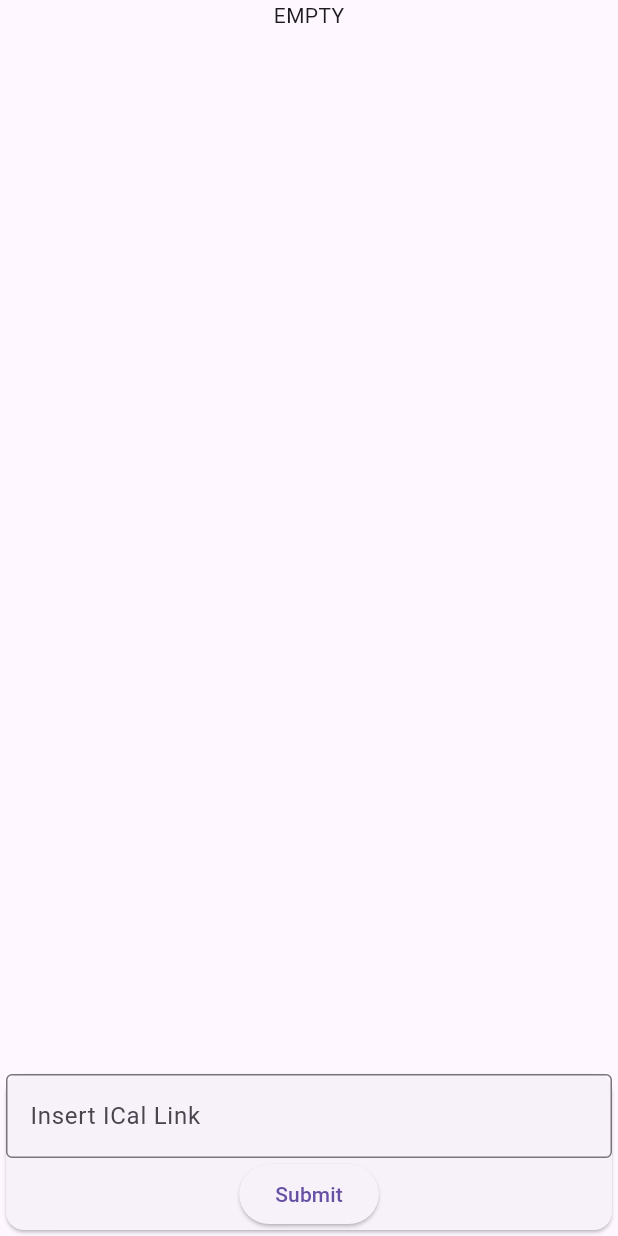
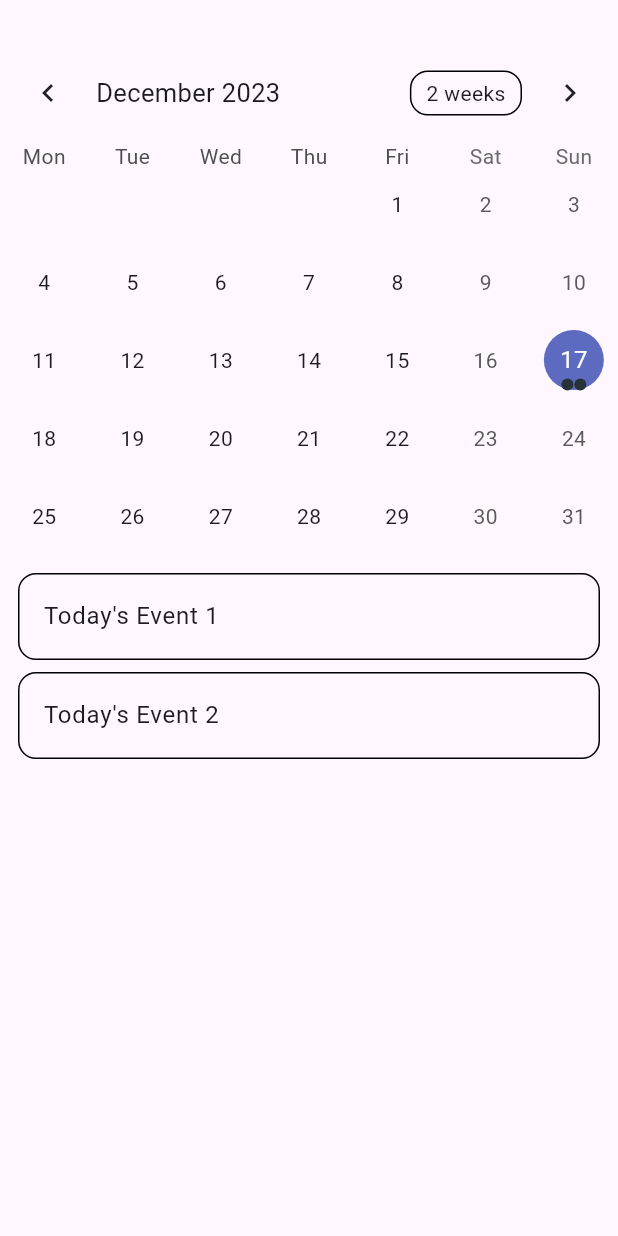
Before and after one commit to TheSciCoder3000/S-Hub, a Flutter app: the ICalViewer screen opened directly, on a phone screen of 412 x 824 dp. Run offline on Flutter 3.47's test engine with Material 3 defaults, Android fonts, the phone set to English and light mode, and no system bars; drawn by our look-alikes of table_calendar; our stand-ins replace cloud_firestore, firebase_auth, firebase_core; missing offline and left inert: icalendar_parser; accounts and stored records are empty.

Commit message:
Updated calendar

```diff
--- a/lib/ical_viewer.dart
+++ /dev/null
@@ -1,92 +0,0 @@
-import 'package:flutter/material.dart';
-import 'package:icalendar_parser/icalendar_parser.dart';
-import 'dart:io';
-import 'dart:convert';
-import 'package:http/http.dart';
-import 'package:http/http.dart' as http;
-
-class ICalViewer extends StatefulWidget {
-  const ICalViewer({super.key});
-
-  @override
-  State<ICalViewer> createState() => _ICalViewerState();
-}
-
-
-class _ICalViewerState extends State<ICalViewer> {
-  String ICAL = "EMPTY";
-  final myController = TextEditingController();
-  String iCalLink = "Insert ICal Link";
-
-
-  @override
-  void setCalendar() async {
-
-    try {
-      final response = await http.get(Uri.parse(myController.text));
-
-      if (response.statusCode == 200) {
-        final List<String> lines = LineSplitter.split(utf8.decode(response.bodyBytes)).toList();
-
-        // Now 'lines' contains a list of strings, where each string represents a line from the URL content
-        final icsObj = ICalendar.fromLines(lines);
-
-        ICAL = jsonEncode(icsObj.toJson());
-        for (var dat in icsObj.data) {
-          print(dat);
-        }
-
-      } else {
-        print('Failed to load data. Status code: ${response.statusCode}');
-      }
-    } catch (e) {
-      print('Error: $e');
-    }
-  }
-
-  @override
-  Widget build(BuildContext context) {
-
-
-
-    return Scaffold(
-
-      body: Center(
-        child: Column(
-          mainAxisAlignment: MainAxisAlignment.center,
-          children: <Widget>[
-            Expanded(
-              child: SingleChildScrollView(
-                scrollDirection: Axis.vertical,
-                child: Text(ICAL),
-              ),
-            ),
-            Card(
-              child: Column(
-                children: [
-
-                  TextField(
-                    decoration: InputDecoration(
-                      border: const OutlineInputBorder(),
-                      hintText: iCalLink,
-                    ),
-                    controller: myController
-                  ),
-                  ElevatedButton(
-                    onPressed: () {
-                      setState((){
-                        setCalendar();
-                      });
-                    },
-                    child: const Text('Submit'),
-                  ),
-                ],
-              ),
-            ),
-
-          ],
-        ),
-      ),
-    );
-  }
-}
--- a/lib/main.dart
+++ b/lib/main.dart
@@ -4,7 +4,7 @@ import 'package:firebase_core/firebase_core.dart';
 import 'package:flutter/material.dart';
 import 'package:provider/provider.dart';
 import 'package:s_hub/firebase_options.dart';
-import 'package:s_hub/ical_viewer.dart';
+import 'package:s_hub/screens/dashboard/ical_viewer.dart';
 import 'package:s_hub/screens/auth/signin.dart';
 import 'package:s_hub/screens/auth/register.dart';
 import 'package:s_hub/screens/dashboard/index.dart';
@@ -31,11 +31,11 @@ class MyApp extends StatelessWidget {
       initialData: null,
       child: MaterialApp(
         title: 'Flutter Demo',
-        initialRoute: '/auth',
+        initialRoute: '/dashboard',
         routes: {
           '/auth': (context) => const AuthPage(),    // edit this to point to a page
           '/register': (context) => const RegisterPage(),
-          '/dashboard': (context) => const Dashboard()
+          '/dashboard': (context) => const ICalViewer()
         },
       ),
     );
--- /dev/null
+++ b/lib/screens/dashboard/ical_viewer.dart
@@ -0,0 +1,415 @@
+import 'package:flutter/material.dart';
+import 'package:table_calendar/table_calendar.dart';
+import 'package:intl/intl.dart';
+import 'package:s_hub/utils/utils.dart';
+
+class ICalViewer extends StatefulWidget {
+  const ICalViewer({super.key});
+
+  @override
+  State<ICalViewer> createState() => _ICalViewerState();
+}
+
+
+class _ICalViewerState extends State<ICalViewer> {
+
+  final myController = TextEditingController();
+
+  late final ValueNotifier<List<Event>> _selectedEvents;
+  CalendarFormat _calendarFormat = CalendarFormat.month;
+  RangeSelectionMode _rangeSelectionMode = RangeSelectionMode
+      .toggledOff; // Can be toggled on/off by longpressing a date
+  DateTime _focusedDay = DateTime.now();
+  DateTime? _selectedDay;
+  DateTime? _rangeStart;
+  DateTime? _rangeEnd;
+
+  @override
+  void initState() {
+    super.initState();
+
+    _selectedDay = _focusedDay;
+    _selectedEvents = ValueNotifier(_getEventsForDay(_selectedDay!));
+  }
+
+  @override
+  void dispose() {
+    _selectedEvents.dispose();
+    super.dispose();
+  }
+
+  List<Event> _getEventsForDay(DateTime day) {
+    // Implementation example
+    return kEvents[day] ?? [];
+  }
+
+  List<Event> _getEventsForRange(DateTime start, DateTime end) {
+    // Implementation example
+    final days = daysInRange(start, end);
+
+    return [
+      for (final d in days) ..._getEventsForDay(d),
+    ];
+  }
+
+  void _onDaySelected(DateTime selectedDay, DateTime focusedDay) {
+    if (!isSameDay(_selectedDay, selectedDay)) {
+      setState(() {
+        _selectedDay = selectedDay;
+        _focusedDay = focusedDay;
+        _rangeStart = null; // Important to clean those
+        _rangeEnd = null;
+        _rangeSelectionMode = RangeSelectionMode.toggledOff;
+      });
+
+      _selectedEvents.value = _getEventsForDay(selectedDay);
+    }
+  }
+
+  void _onRangeSelected(DateTime? start, DateTime? end, DateTime focusedDay) {
+    setState(() {
+      _selectedDay = null;
+      _focusedDay = focusedDay;
+      _rangeStart = start;
+      _rangeEnd = end;
+      _rangeSelectionMode = RangeSelectionMode.toggledOn;
+    });
+
+    // `start` or `end` could be null
+    if (start != null && end != null) {
+      _selectedEvents.value = _getEventsForRange(start, end);
+    } else if (start != null) {
+      _selectedEvents.value = _getEventsForDay(start);
+    } else if (end != null) {
+      _selectedEvents.value = _getEventsForDay(end);
+    }
+  }
+
+  @override
+  Widget build(BuildContext context) {
+    return Scaffold(
+
+      body: Column(
+        children: [
+          const SizedBox(height: 30,width: 1,),
+          TableCalendar<Event>(
+            firstDay: kFirstDay,
+            lastDay: kLastDay,
+            focusedDay: _focusedDay,
+            selectedDayPredicate: (day) => isSameDay(_selectedDay, day),
+            rangeStartDay: _rangeStart,
+            rangeEndDay: _rangeEnd,
+            calendarFormat: _calendarFormat,
+            rangeSelectionMode: _rangeSelectionMode,
+            eventLoader: _getEventsForDay,
+            startingDayOfWeek: StartingDayOfWeek.monday,
+            calendarStyle: CalendarStyle(
+              // Use `CalendarStyle` to customize the UI
+              outsideDaysVisible: false,
+            ),
+            onDaySelected: _onDaySelected,
+            onRangeSelected: _onRangeSelected,
+            onFormatChanged: (format) {
+              if (_calendarFormat != format) {
+                setState(() {
+                  _calendarFormat = format;
+                });
+              }
+            },
+            onPageChanged: (focusedDay) {
+              _focusedDay = focusedDay;
+            },
+          ),
+          const SizedBox(height: 8.0),
+          Expanded(
+            child: ValueListenableBuilder<List<Event>>(
+              valueListenable: _selectedEvents,
+              builder: (context, value, _) {
+                return ListView.builder(
+                  itemCount: value.length,
+                  itemBuilder: (context, index) {
+                    return Container(
+                      margin: const EdgeInsets.symmetric(
+                        horizontal: 12.0,
+                        vertical: 4.0,
+                      ),
+                      decoration: BoxDecoration(
+                        border: Border.all(),
+                        borderRadius: BorderRadius.circular(12.0),
+                      ),
+                      child: ListTile(
+                        onTap: () => print('${value[index]}'),
+                        title: Text('${value[index]}'),
+                      ),
+                    );
+                  },
+                );
+              },
+            ),
+          ),
+        ],
+      ),
+    );
+  }
+}
+
+class _CalendarHeader extends StatelessWidget {
+  final DateTime focusedDay;
+  final VoidCallback onLeftArrowTap;
+  final VoidCallback onRightArrowTap;
+  final VoidCallback onTodayButtonTap;
+  final VoidCallback onClearButtonTap;
+  final bool clearButtonVisible;
+
+  const _CalendarHeader({
+    Key? key,
+    required this.focusedDay,
+    required this.onLeftArrowTap,
+    required this.onRightArrowTap,
+    required this.onTodayButtonTap,
+    required this.onClearButtonTap,
+    required this.clearButtonVisible,
+  }) : super(key: key);
+
+  @override
+  Widget build(BuildContext context) {
+    final headerText = DateFormat.yMMM().format(focusedDay);
+
+    return Padding(
+      padding: const EdgeInsets.symmetric(vertical: 8.0),
+      child: Row(
+        children: [
+          const SizedBox(width: 16.0),
+          SizedBox(
+            width: 120.0,
+            child: Text(
+              headerText,
+              style: TextStyle(fontSize: 26.0),
+            ),
+          ),
+          IconButton(
+            icon: Icon(Icons.calendar_today, size: 20.0),
+            visualDensity: VisualDensity.compact,
+            onPressed: onTodayButtonTap,
+          ),
+          if (clearButtonVisible)
+            IconButton(
+              icon: Icon(Icons.clear, size: 20.0),
+              visualDensity: VisualDensity.compact,
+              onPressed: onClearButtonTap,
+            ),
+          const Spacer(),
+          IconButton(
+            icon: Icon(Icons.chevron_left),
+            onPressed: onLeftArrowTap,
+          ),
+          IconButton(
+            icon: Icon(Icons.chevron_right),
+            onPressed: onRightArrowTap,
+          ),
+        ],
+      ),
+    );
+  }
+}
+
+// prototype calendar generator. Used package instead
+
+// void insertCellsToRows(row, firstRow) {
+//   int monthCount = 1;
+//   int count = 0;
+//   row.add(
+//       const SizedBox(
+//         height: 530,
+//         width: 130,
+//         child: Column(
+//           children: [
+//             Text(
+//               'JAN',
+//               style: TextStyle(fontSize: 40),
+//             )
+//           ],
+//         ),
+//       )
+//   );
+//
+//   //start calendar
+//   for (int i = 1; i <= 66; i++) {
+//
+//     if (i % 6 == 0) {
+//       if (firstRow == true) {
+//
+//         if (i > 1) {count = 0;}
+//         row.add(
+//             SizedBox(
+//               height: 530,
+//               width: 160,
+//               child: Column(
+//                 children: [
+//                   Text(
+//                     month(monthCount),
+//                     style: const TextStyle(fontSize: 40),
+//                   )
+//                 ],
+//               ),
+//             )
+//         );
+//
+//       } else {
+//         if (i > 1) {count = 0;}
+//         row.add(
+//             const SizedBox(
+//               height: 530,
+//               width: 160,
+//             )
+//         );
+//       }
+//       monthCount++;
+//
+//     } else if (firstRow == true) {
+//       if (count == 0) {
+//         count++;
+//         row.add(
+//             Container(
+//                 decoration: BoxDecoration(
+//                     border: setBorder("Top Left")
+//                 ),
+//                 height: 530,
+//                 width: 130,
+//                 child: Container(
+//                   alignment: Alignment.topLeft,
+//                   child: Text(
+//                     '$count',
+//                     style: const TextStyle(color: Colors.grey),
+//                   ),
+//                 )
+//             )
+//         );
+//       } else {
+//         count++;
+//         row.add(
+//             Container(
+//                 decoration: BoxDecoration(
+//                     border: setBorder("Top")
+//                 ),
+//                 height: 530,
+//                 width: 130,
+//                 child: Container(
+//                   alignment: Alignment.topLeft,
+//                   child: Text(
+//                     '$count',
+//                     style: const TextStyle(color: Colors.grey),
+//                   ),
+//                 )
+//             )
+//         );
+//       }
+//
+//     } else {
+//       if (count == 0) {
+//         count++;
+//         row.add(
+//             Container(
+//                 decoration: BoxDecoration(
+//                     border: setBorder("Left")
+//                 ),
+//                 height: 530,
+//                 width: 130,
+//                 child: Container(
+//                   alignment: Alignment.topLeft,
+//                   child: Text(
+//                     '$count',
+//                     style: const TextStyle(color: Colors.grey),
+//                   ),
+//                 )
+//             )
+//         );
+//       } else {
+//         count++;
+//         row.add(
+//             Container(
+//                 decoration: BoxDecoration(
+//                     border: setBorder("Center")
+//                 ),
+//                 height: 530,
+//                 width: 130,
+//                 child: Container(
+//                   alignment: Alignment.topLeft,
+//                   child: Text(
+//                     '$count',
+//                     style: const TextStyle(color: Colors.grey),
+//                   ),
+//                 )
+//             )
+//         );
+//       }
+//
+//     }
+//
+//   }
+// }
+//
+// Border setBorder(side) {
+//   Border border = const Border();
+//
+//   if (side == "Left") {
+//     border = const Border(
+//       bottom: BorderSide(color: Colors.grey),
+//       right: BorderSide(color: Colors.grey),
+//       left: BorderSide(color: Colors.grey),
+//     );
+//   } else if (side == "Top") {
+//     border = const Border(
+//       bottom: BorderSide(color: Colors.grey),
+//       right: BorderSide(color: Colors.grey),
+//       top: BorderSide(color: Colors.grey),
+//     );
+//   } else if (side == "Top Left") {
+//     border = const Border(
+//       bottom: BorderSide(color: Colors.grey),
+//       right: BorderSide(color: Colors.grey),
+//       top: BorderSide(color: Colors.grey),
+//       left: BorderSide(color: Colors.grey),
+//     );
+//   } else if (side == "Center") {
+//     border = const Border(
+//       bottom: BorderSide(color: Colors.grey),
+//       right: BorderSide(color: Colors.grey),
+//     );
+//   }
+//   return border;
+// }
+//
+// String month(numOfMonth) {
+//
+//   String returnMonth = "None";
+//
+//   switch(numOfMonth) {
+//     case 0:
+//       returnMonth = "JAN";
+//     case 1:
+//       returnMonth = "FEB";
+//     case 2:
+//       returnMonth = "MAR";
+//     case 3:
+//       returnMonth = "APR";
+//     case 4:
+//       returnMonth = "MAY";
+//     case 5:
+//       returnMonth = "JUN";
+//     case 6:
+//       returnMonth = "JUL";
+//     case 7:
+//       returnMonth = "AUG";
+//     case 8:
+//       returnMonth = "SEP";
+//     case 9:
+//       returnMonth = "OCT";
+//     case 10:
+//       returnMonth = "NOV";
+//     case 11:
+//       returnMonth = "DEC";
+//   }
+//
+//   return returnMonth;
+// }
--- /dev/null
+++ b/lib/utils/utils.dart
@@ -0,0 +1,78 @@
+// Copyright 2019 Aleksander Woźniak
+// SPDX-License-Identifier: Apache-2.0
+
+import 'dart:collection';
+import 'package:http/http.dart' as http;
+import 'package:table_calendar/table_calendar.dart';
+import 'package:icalendar_parser/icalendar_parser.dart';
+import 'dart:convert';
+
+/// Example event class.
+class Event {
+  final String title;
+
+  const Event(this.title);
+
+  @override
+  String toString() => title;
+}
+
+String ICAL = "EMPTY";
+String iCalLink = "Insert ICal Link";
+
+void setCalendar() async {
+
+  try {
+    final response = await http.get(Uri.parse("https://dlsud.edu20.org/my_calendar/ical/calendar.ics?code=6289cbd05d12cd160876e768ee36203a3435f79f&user_id=9220986"));
+
+    if (response.statusCode == 200) {
+      final List<String> lines = LineSplitter.split(utf8.decode(response.bodyBytes)).toList();
+
+      // Now 'lines' contains a list of strings, where each string represents a line from the URL content
+      final icsObj = ICalendar.fromLines(lines);
+
+      ICAL = jsonEncode(icsObj.toJson());
+      for (var dat in icsObj.data) {
+        print(dat);
+      }
+
+    } else {
+      print('Failed to load data. Status code: ${response.statusCode}');
+    }
+  } catch (e) {
+    print('Error: $e');
+  }
+}
+
+/// Example events.
+///
+/// Using a [LinkedHashMap] is highly recommended if you decide to use a map.
+final kEvents = LinkedHashMap<DateTime, List<Event>>(
+  equals: isSameDay,
+  hashCode: getHashCode,
+)..addAll(
+    {
+      kToday: [
+        Event('Today\'s Event 1'),
+        Event('Today\'s Event 2'),
+      ],
+    }
+);
+
+
+int getHashCode(DateTime key) {
+  return key.day * 1000000 + key.month * 10000 + key.year;
+}
+
+/// Returns a list of [DateTime] objects from [first] to [last], inclusive.
+List<DateTime> daysInRange(DateTime first, DateTime last) {
+  final dayCount = last.difference(first).inDays + 1;
+  return List.generate(
+    dayCount,
+        (index) => DateTime.utc(first.year, first.month, first.day + index),
+  );
+}
+
+final kToday = DateTime.now();
+final kFirstDay = DateTime(kToday.year, kToday.month - 3, kToday.day);
+final kLastDay = DateTime(kToday.year, kToday.month + 3, kToday.day);
--- a/pubspec.yaml
+++ b/pubspec.yaml
@@ -29,6 +29,7 @@ environment:
 # versions available, run `flutter pub outdated`.
 dependencies:
   args: ^2.4.2
+  table_calendar: ^3.0.9
   cloud_firestore: ^4.13.5
   cupertino_icons: ^1.0.2
   firebase_auth: ^4.15.2
```
Also changed, not shown: pubspec.lock.
